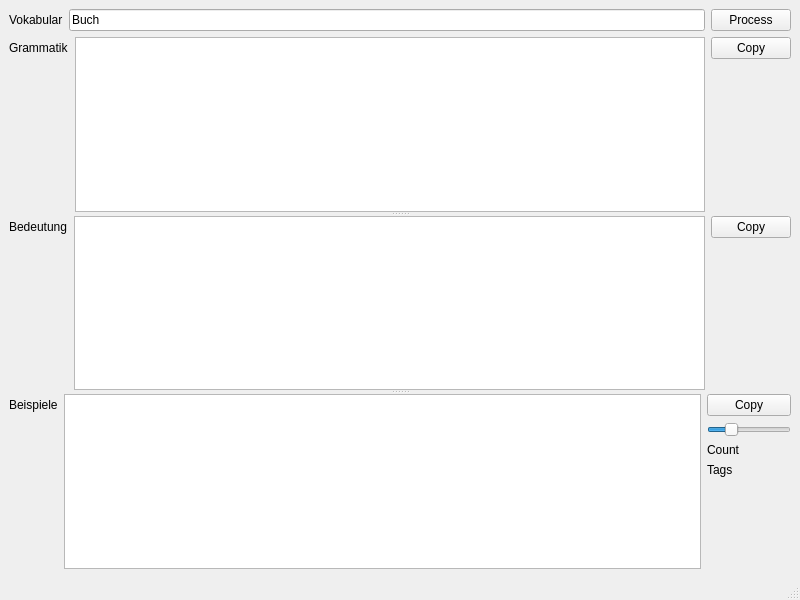
Above: mainwindow.ui from pousche/dwds-pyrser before the change. Below: the same form after it.
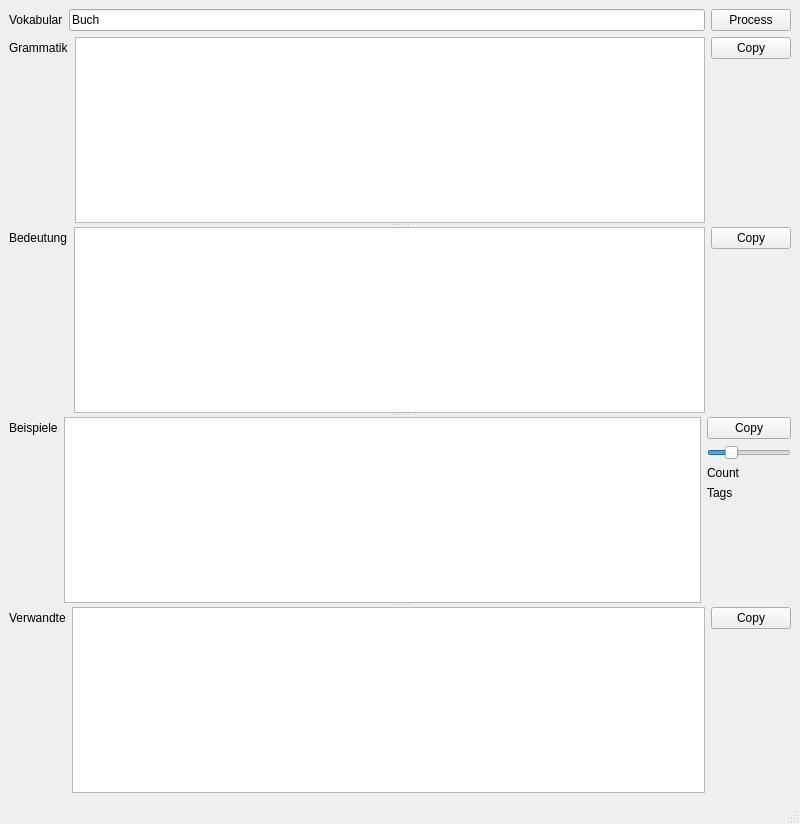
That is the form after the change.

Commit message: Added thesaurus requests to parser

The edit to the form file:
```diff
--- a/mainwindow.ui
+++ b/mainwindow.ui
@@ -7,7 +7,7 @@
     <x>0</x>
     <y>0</y>
     <width>800</width>
-    <height>600</height>
+    <height>824</height>
    </rect>
   </property>
   <property name="windowTitle">
@@ -216,6 +216,53 @@
         </item>
        </layout>
       </widget>
+      <widget class="QWidget" name="">
+       <layout class="QGridLayout" name="gridLayout_thesaurus">
+        <item row="0" column="0">
+         <widget class="QLabel" name="thesaurus_label">
+          <property name="text">
+           <string>Verwandte</string>
+          </property>
+         </widget>
+        </item>
+        <item row="0" column="2">
+         <widget class="QPushButton" name="thesaurus_button_copy">
+          <property name="text">
+           <string>Copy</string>
+          </property>
+         </widget>
+        </item>
+        <item row="1" column="0">
+         <spacer name="thesaurus_spacer_label">
+          <property name="orientation">
+           <enum>Qt::Orientation::Vertical</enum>
+          </property>
+          <property name="sizeHint" stdset="0">
+           <size>
+            <width>20</width>
+            <height>40</height>
+           </size>
+          </property>
+         </spacer>
+        </item>
+        <item row="0" column="1" rowspan="2">
+         <widget class="QPlainTextEdit" name="thesaurus_plainTextEdit"/>
+        </item>
+        <item row="1" column="2">
+         <spacer name="thesaurus_spacer_copy">
+          <property name="orientation">
+           <enum>Qt::Orientation::Vertical</enum>
+          </property>
+          <property name="sizeHint" stdset="0">
+           <size>
+            <width>20</width>
+            <height>40</height>
+           </size>
+          </property>
+         </spacer>
+        </item>
+       </layout>
+      </widget>
      </widget>
     </item>
    </layout>
```
Left out of the diff: 2 changed lines with no effect on the pictures. The commit also changes 6 other files.
